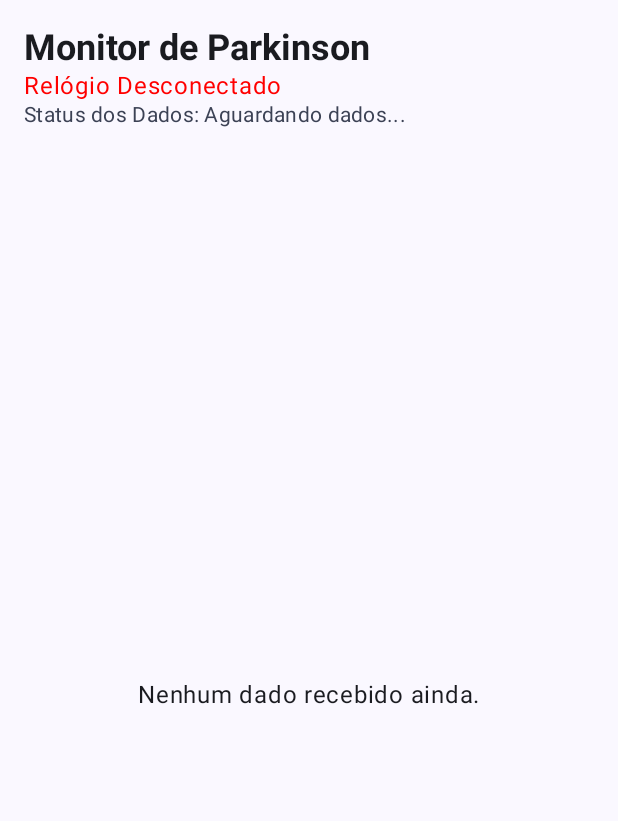
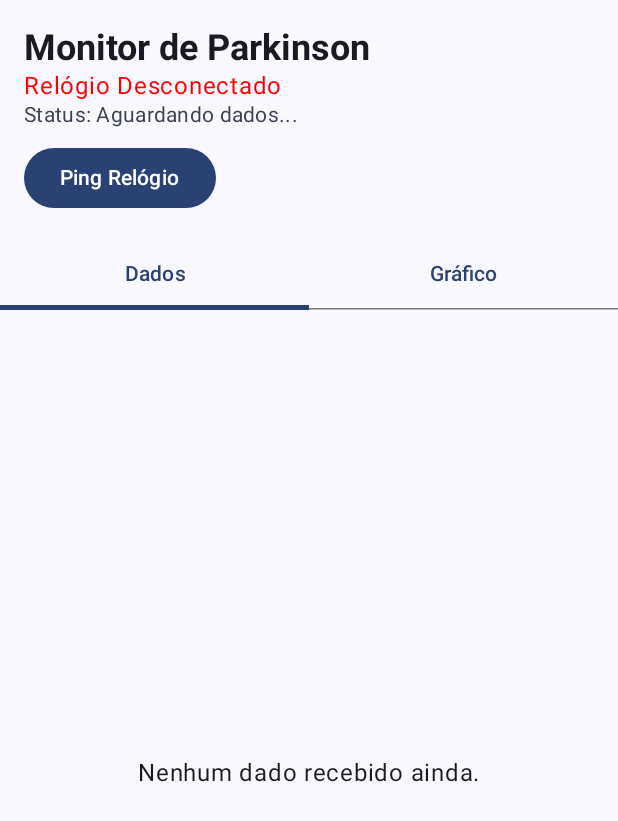
Before and after one commit to Gasparello10/MonitorParkinsonApp, an Android app built with Jetpack Compose: the screen it shows after launch (MainActivity), on a phone screen of 412 x 824 dp. Shown: the top 821 px of the screen. Run offline under Robolectric (Android 15) with nearby library versions, the phone set to English and light mode, and no system bars; libraries missing offline, so code that uses them is left out: com.google.android.gms, com.patrykandpatrick.vico; 3 statements that could not run were skipped.

Commit message:
FUNCIONANDO-Graficos

```diff
--- a/app/build.gradle.kts
+++ b/app/build.gradle.kts
@@ -43,6 +43,10 @@ dependencies {
 
     implementation(project(":shared"))
     implementation (libs.androidx.localbroadcastmanager)
+    // Vico Chart Library
+    implementation("com.patrykandpatrick.vico:compose-m3:1.14.0")
+    implementation("com.patrykandpatrick.vico:core:1.14.0")
+    implementation("com.patrykandpatrick.vico:compose:1.14.0")
 
     implementation(libs.kotlinx.coroutines.play.services)
     implementation(libs.play.services.wearable)
--- a/app/src/main/java/com/gabriel/mobile/presentation/MainActivity.kt
+++ b/app/src/main/java/com/gabriel/mobile/presentation/MainActivity.kt
@@ -4,23 +4,11 @@ import android.os.Bundle
 import androidx.activity.ComponentActivity
 import androidx.activity.compose.setContent
 import androidx.activity.viewModels
-import androidx.compose.foundation.layout.Arrangement
-import androidx.compose.foundation.layout.Column
-import androidx.compose.foundation.layout.PaddingValues
-import androidx.compose.foundation.layout.fillMaxSize
-import androidx.compose.foundation.layout.fillMaxWidth
-import androidx.compose.foundation.layout.padding
+import androidx.compose.foundation.layout.*
 import androidx.compose.foundation.lazy.LazyColumn
 import androidx.compose.foundation.lazy.items
-import androidx.compose.material3.Card
-import androidx.compose.material3.CardDefaults
-import androidx.compose.material3.MaterialTheme
-import androidx.compose.material3.Scaffold
-import androidx.compose.material3.Text
-import androidx.compose.runtime.Composable
-import androidx.compose.runtime.LaunchedEffect
-import androidx.compose.runtime.collectAsState
-import androidx.compose.runtime.getValue
+import androidx.compose.material3.*
+import androidx.compose.runtime.*
 import androidx.compose.ui.Alignment
 import androidx.compose.ui.Modifier
 import androidx.compose.ui.graphics.Color
@@ -28,6 +16,12 @@ import androidx.compose.ui.text.font.FontWeight
 import androidx.compose.ui.unit.dp
 import com.gabriel.mobile.ui.theme.MonitorParkinsonAppTheme
 import com.gabriel.shared.SensorDataPoint
+import com.patrykandpatrick.vico.compose.axis.horizontal.rememberBottomAxis
+import com.patrykandpatrick.vico.compose.axis.vertical.rememberStartAxis
+import com.patrykandpatrick.vico.compose.chart.Chart
+import com.patrykandpatrick.vico.compose.chart.line.lineChart
+import com.patrykandpatrick.vico.core.entry.ChartEntryModelProducer
+import com.patrykandpatrick.vico.core.entry.FloatEntry
 import kotlinx.coroutines.delay
 
 class MainActivity : ComponentActivity() {
@@ -38,24 +32,22 @@ class MainActivity : ComponentActivity() {
         super.onCreate(savedInstanceState)
         setContent {
             MonitorParkinsonAppTheme {
-                // Coleta os estados do ViewModel para a UI
                 val status by viewModel.status.collectAsState()
                 val dataPoints by viewModel.sensorDataPoints.collectAsState()
-                // MUDANÇA 1: Coleta o novo estado de conexão
                 val isConnected by viewModel.isConnected.collectAsState()
 
-                // MUDANÇA 2: Verifica a conexão a cada 5 segundos
                 LaunchedEffect(Unit) {
                     while (true) {
                         viewModel.checkConnection()
-                        delay(5000) // 5 segundos
+                        delay(5000)
                     }
                 }
 
                 MainScreen(
                     status = status,
                     dataPoints = dataPoints,
-                    isConnected = isConnected
+                    isConnected = isConnected,
+                    onPingClicked = { viewModel.sendPingToWatch() }
                 )
             }
         }
@@ -63,55 +55,114 @@ class MainActivity : ComponentActivity() {
 }
 
 @Composable
-fun MainScreen(status: String, dataPoints: List<SensorDataPoint>, isConnected: Boolean) {
+fun MainScreen(
+    status: String,
+    dataPoints: List<SensorDataPoint>,
+    isConnected: Boolean,
+    onPingClicked: () -> Unit
+) {
+    var selectedTabIndex by remember { mutableStateOf(0) }
+    val tabs = listOf("Dados", "Gráfico")
+
     Scaffold(
         topBar = {
-            Column(
-                modifier = Modifier
-                    .fillMaxWidth()
-                    .padding(16.dp)
-            ) {
+            Column(modifier = Modifier.fillMaxWidth()) {
+                TopBarContent(status, isConnected, onPingClicked)
+                TabRow(selectedTabIndex = selectedTabIndex) {
+                    tabs.forEachIndexed { index, title ->
+                        Tab(
+                            selected = selectedTabIndex == index,
+                            onClick = { selectedTabIndex = index },
+                            text = { Text(title) }
+                        )
+                    }
+                }
+            }
+        }
+    ) { innerPadding ->
+        Column(modifier = Modifier.padding(innerPadding)) {
+            when (selectedTabIndex) {
+                0 -> DataListScreen(dataPoints = dataPoints)
+                1 -> RealTimeChartScreen(dataPoints = dataPoints)
+            }
+        }
+    }
+}
+
+@Composable
+fun TopBarContent(status: String, isConnected: Boolean, onPingClicked: () -> Unit) {
+    Column(modifier = Modifier.padding(16.dp)) {
         Text(
             text = "Monitor de Parkinson",
             style = MaterialTheme.typography.headlineSmall,
             fontWeight = FontWeight.Bold
         )
-                // MUDANÇA 3: Novo Text para o status da conexão
         Text(
             text = if (isConnected) "Relógio Conectado" else "Relógio Desconectado",
             style = MaterialTheme.typography.bodyLarge,
-                    color = if (isConnected) Color.Green else Color.Red
+            color = if (isConnected) Color(0xFF4CAF50) else Color.Red
         )
         Text(
-                    text = "Status dos Dados: $status",
+            text = "Status: $status",
             style = MaterialTheme.typography.bodyMedium,
             color = MaterialTheme.colorScheme.secondary
         )
+        Spacer(modifier = Modifier.height(8.dp))
+        Button(onClick = onPingClicked) {
+            Text("Ping Relógio")
         }
     }
-    ) { innerPadding ->
+}
+
+@Composable
+fun DataListScreen(dataPoints: List<SensorDataPoint>) {
     if (dataPoints.isEmpty()) {
-            Column(
-                modifier = Modifier
-                    .fillMaxSize()
-                    .padding(innerPadding),
-                verticalArrangement = Arrangement.Center,
-                horizontalAlignment = Alignment.CenterHorizontally
-            ) {
+        Box(modifier = Modifier.fillMaxSize(), contentAlignment = Alignment.Center) {
             Text("Nenhum dado recebido ainda.")
         }
     } else {
         LazyColumn(
-                modifier = Modifier
-                    .fillMaxSize()
-                    .padding(innerPadding),
-                contentPadding = PaddingValues(horizontal = 16.dp, vertical = 8.dp)
+            modifier = Modifier.fillMaxSize(),
+            contentPadding = PaddingValues(horizontal = 16.dp, vertical = 8.dp),
+            reverseLayout = true
         ) {
-                items(dataPoints.reversed()) { dataPoint ->
+            items(dataPoints) { dataPoint ->
                 DataPointCard(dataPoint = dataPoint)
             }
         }
     }
+}
+
+@Composable
+fun RealTimeChartScreen(dataPoints: List<SensorDataPoint>) {
+    val modelProducer = remember { ChartEntryModelProducer() }
+
+    // Este LaunchedEffect atualiza o gráfico sempre que novos dados chegam.
+    LaunchedEffect(dataPoints) {
+        val xData = dataPoints.mapIndexed { index, _ -> index.toFloat() }
+        val yDataX = dataPoints.map { it.values[0] }
+        val yDataY = dataPoints.map { it.values[1] }
+        val yDataZ = dataPoints.map { it.values[2] }
+
+        modelProducer.setEntries(
+            xData.zip(yDataX, ::FloatEntry), // Eixo X
+            xData.zip(yDataY, ::FloatEntry), // Eixo Y
+            xData.zip(yDataZ, ::FloatEntry)  // Eixo Z
+        )
+    }
+
+    if (dataPoints.isEmpty()) {
+        Box(modifier = Modifier.fillMaxSize(), contentAlignment = Alignment.Center) {
+            Text("Aguardando dados para exibir o gráfico.")
+        }
+    } else {
+        Chart(
+            chart = lineChart(),
+            chartModelProducer = modelProducer,
+            startAxis = rememberStartAxis(),
+            bottomAxis = rememberBottomAxis(),
+            modifier = Modifier.fillMaxSize().padding(16.dp)
+        )
     }
 }
 
@@ -125,22 +176,12 @@ fun DataPointCard(dataPoint: SensorDataPoint) {
     ) {
         Column(modifier = Modifier.padding(16.dp)) {
             val (x, y, z) = dataPoint.values
-            Text(
-                text = "Eixo X: ${"%.3f".format(x)}",
-                style = MaterialTheme.typography.bodyMedium
-            )
-            Text(
-                text = "Eixo Y: ${"%.3f".format(y)}",
-                style = MaterialTheme.typography.bodyMedium
-            )
-            Text(
-                text = "Eixo Z: ${"%.3f".format(z)}",
-                style = MaterialTheme.typography.bodyMedium
-            )
+            Text(text = "Eixo X: ${"%.3f".format(x)}")
+            Text(text = "Eixo Y: ${"%.3f".format(y)}")
+            Text(text = "Eixo Z: ${"%.3f".format(z)}")
             Text(
                 text = "Timestamp: ${dataPoint.timestamp}",
                 style = MaterialTheme.typography.labelSmall,
-                color = MaterialTheme.colorScheme.onSurfaceVariant,
                 modifier = Modifier.padding(top = 8.dp)
             )
         }
```
Also changed, not shown: app/src/main/java/com/gabriel/mobile/presentation/MainViewModel.kt (+12 -3 lines). Lines whose indentation alone changed are shown as unchanged.
